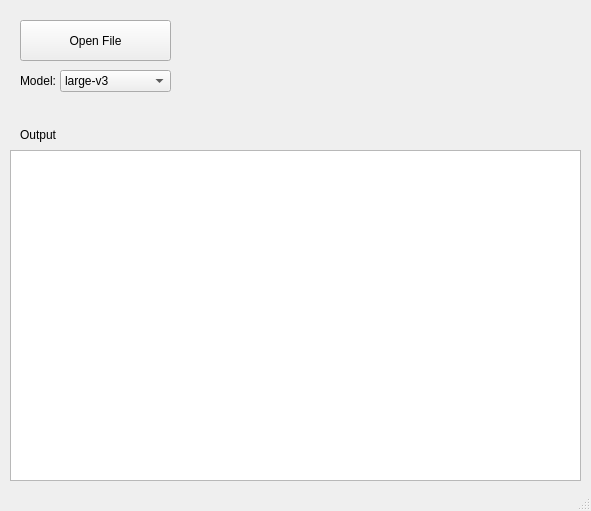
mehtabmahir/easy-whisper-ui, file mainwindow.ui: the form before one commit.
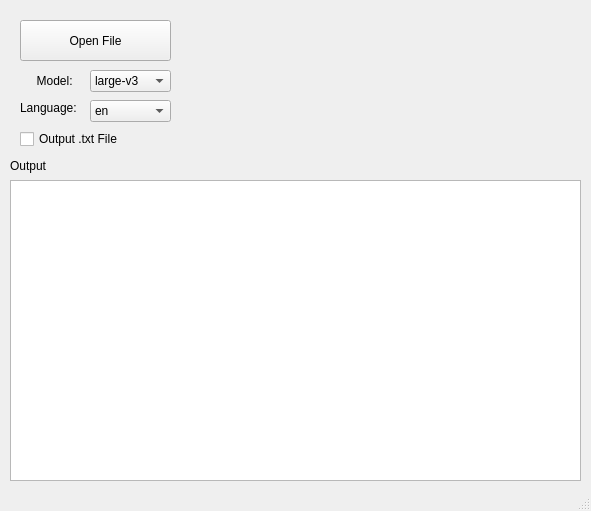
The form after the commit.

Patch:
```diff
--- a/mainwindow.ui
+++ b/mainwindow.ui
@@ -31,18 +31,18 @@
     <property name="geometry">
      <rect>
       <x>10</x>
-      <y>150</y>
+      <y>180</y>
       <width>571</width>
-      <height>331</height>
+      <height>301</height>
      </rect>
     </property>
    </widget>
    <widget class="QComboBox" name="model">
     <property name="geometry">
      <rect>
-      <x>60</x>
+      <x>90</x>
       <y>70</y>
-      <width>111</width>
+      <width>81</width>
       <height>22</height>
      </rect>
     </property>
@@ -102,19 +102,19 @@
      <rect>
       <x>20</x>
       <y>70</y>
-      <width>37</width>
+      <width>61</width>
       <height>21</height>
      </rect>
     </property>
     <property name="text">
-     <string>Model:</string>
+     <string>     Model:</string>
     </property>
    </widget>
    <widget class="QLabel" name="label">
     <property name="geometry">
      <rect>
-      <x>20</x>
-      <y>119</y>
+      <x>10</x>
+      <y>150</y>
       <width>37</width>
       <height>31</height>
      </rect>
@@ -123,6 +123,97 @@
      <string>Output:</string>
     </property>
    </widget>
+   <widget class="QCheckBox" name="txtCheckbox">
+    <property name="geometry">
+     <rect>
+      <x>20</x>
+      <y>130</y>
+      <width>151</width>
+      <height>18</height>
+     </rect>
+    </property>
+    <property name="text">
+     <string>Output .txt File</string>
+    </property>
+   </widget>
+   <widget class="QLabel" name="languageLabel">
+    <property name="geometry">
+     <rect>
+      <x>20</x>
+      <y>100</y>
+      <width>61</width>
+      <height>16</height>
+     </rect>
+    </property>
+    <property name="text">
+     <string>Language:</string>
+    </property>
+   </widget>
+   <widget class="QComboBox" name="language">
+    <property name="geometry">
+     <rect>
+      <x>90</x>
+      <y>100</y>
+      <width>81</width>
+      <height>22</height>
+     </rect>
+    </property>
+    <item>
+     <property name="text">
+      <string>en</string>
+     </property>
+    </item>
+    <item>
+     <property name="text">
+      <string>es</string>
+     </property>
+    </item>
+    <item>
+     <property name="text">
+      <string>fr</string>
+     </property>
+    </item>
+    <item>
+     <property name="text">
+      <string>de</string>
+     </property>
+    </item>
+    <item>
+     <property name="text">
+      <string>zh</string>
+     </property>
+    </item>
+    <item>
+     <property name="text">
+      <string>ja</string>
+     </property>
+    </item>
+    <item>
+     <property name="text">
+      <string>ko</string>
+     </property>
+    </item>
+    <item>
+     <property name="text">
+      <string>ru</string>
+     </property>
+    </item>
+    <item>
+     <property name="text">
+      <string>pt</string>
+     </property>
+    </item>
+    <item>
+     <property name="text">
+      <string>ar</string>
+     </property>
+    </item>
+    <item>
+     <property name="text">
+      <string/>
+     </property>
+    </item>
+   </widget>
   </widget>
   <widget class="QMenuBar" name="menubar">
    <property name="geometry">
```
Left out of the diff: 2 changed lines with no effect on the pictures.
